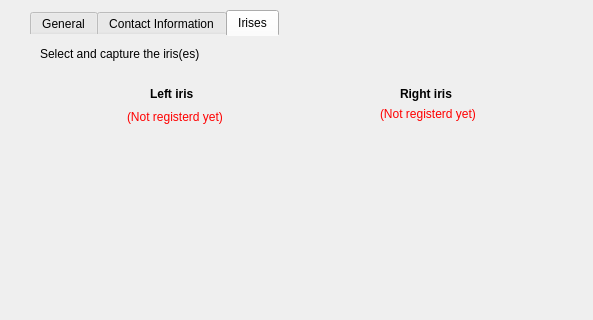
The window that ManageEmployee/DialogFormEmployee.ui (PeZoi/Manage_Employee_App) describes before a commit, drawn with Qt 5; both pictures show x 0 to 593 and y 0 to 320 of the 593 by 610 pixel window.
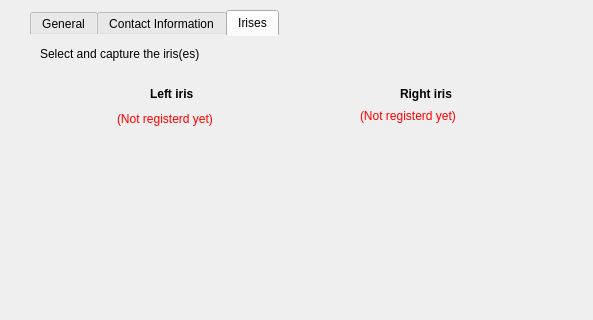
The same window after the commit. Icons and pictures are not drawn.

Patch:
```diff
--- a/ManageEmployee/DialogFormEmployee.ui
+++ b/ManageEmployee/DialogFormEmployee.ui
@@ -356,10 +356,10 @@
     <widget class="QLabel" name="label_23">
      <property name="geometry">
       <rect>
-       <x>97</x>
+       <x>87</x>
        <y>73</y>
-       <width>105</width>
-       <height>16</height>
+       <width>161</width>
+       <height>20</height>
       </rect>
      </property>
      <property name="styleSheet">
@@ -374,7 +374,7 @@
       <rect>
        <x>120</x>
        <y>50</y>
-       <width>49</width>
+       <width>71</width>
        <height>16</height>
       </rect>
      </property>
@@ -388,10 +388,10 @@
     <widget class="QLabel" name="label_25">
      <property name="geometry">
       <rect>
-       <x>350</x>
+       <x>330</x>
        <y>70</y>
-       <width>105</width>
-       <height>16</height>
+       <width>171</width>
+       <height>20</height>
       </rect>
      </property>
      <property name="styleSheet">
@@ -406,7 +406,7 @@
       <rect>
        <x>370</x>
        <y>50</y>
-       <width>61</width>
+       <width>71</width>
        <height>16</height>
       </rect>
      </property>
```
Left out of the diff: 4 changed lines with no effect on the pictures.
